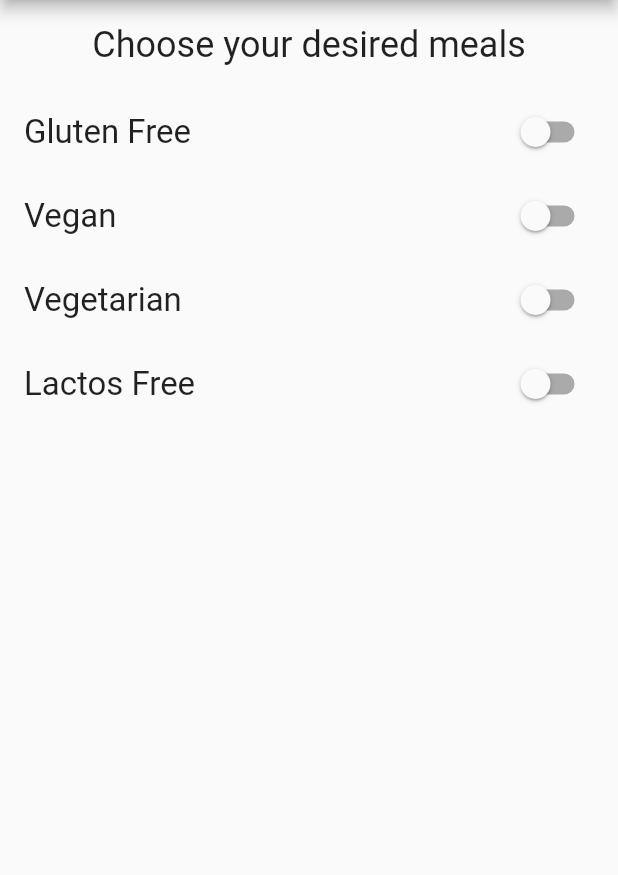
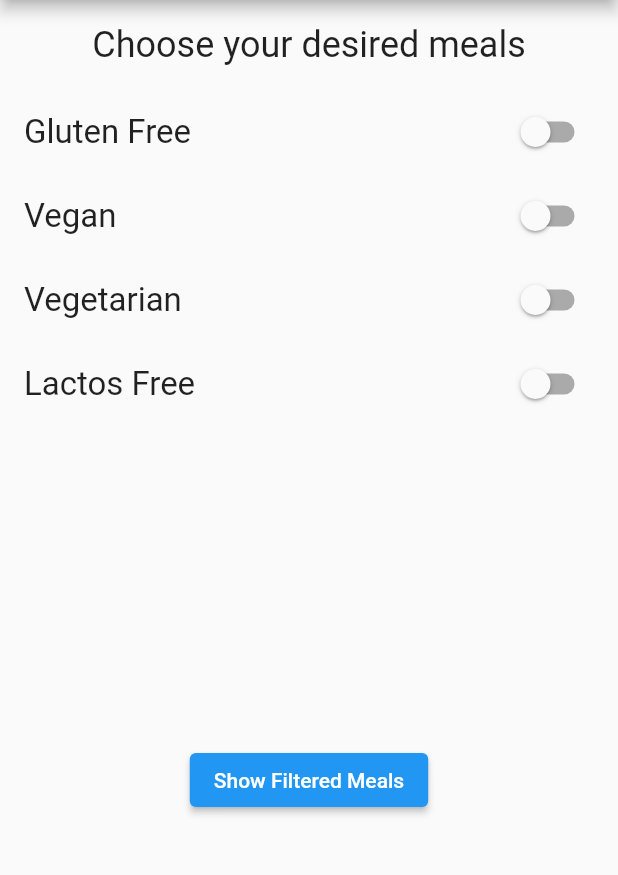
Before and after one commit to CPAD-Kishoreganj/recipies, a Flutter app: the FilterScreen screen opened by its route, after a tap on the "save" icon, on a phone screen of 412 x 824 dp, the part 84-959 px from its top. Run offline on Flutter 3.47's test engine with Material 2 defaults, Android fonts, the phone set to English and light mode, and no system bars.

Commit message:
filter done

```diff
--- a/lib/main.dart
+++ b/lib/main.dart
@@ -32,6 +32,18 @@ class _MyAppState extends State<MyApp> {
   void setFilters(Map<String, bool> filterData) {
     setState(() {
       filters = filterData;
+      availableMeals = dummyMeals.where((meal) {
+        if ((filters['gluten'] == true) && !meal.isGlutenFree) {
+          return false;
+        } else if ((filters['vegan'] == true) && !meal.isVegan) {
+          return false;
+        } else if ((filters['lactose'] == true) && !meal.isLactoseFree) {
+          return false;
+        } else if ((filters['vegetarian'] == true) && !meal.isVegetarian) {
+          return false;
+        }
+        return true;
+      }).toList();
     });
   }
 
@@ -46,8 +58,7 @@ class _MyAppState extends State<MyApp> {
       // home: CategoryScreen(),
       routes: {
         '/': (context) => TabScreen(),
-        FilterScreen.routeName: (context) =>
-            FilterScreen(setFilters: setFilters),
+        FilterScreen.routeName: (context) => FilterScreen(filters, setFilters),
         CategoryScreen.routeName: (context) => CategoryScreen(),
         CategoryDetailsScreen.routeName: (context) => CategoryDetailsScreen(
               availableMeals: availableMeals,
--- a/lib/screens/filter_screen.dart
+++ b/lib/screens/filter_screen.dart
@@ -1,12 +1,15 @@
 // ignore_for_file: prefer_const_constructors
 
 import 'package:flutter/material.dart';
+import 'package:recipies/screens/category_screen.dart';
 import 'package:recipies/widgets/my_drawer.dart';
 
 class FilterScreen extends StatefulWidget {
   static const routeName = 'filter-screen';
   Function setFilters;
-  FilterScreen({Key? key, required this.setFilters}) : super(key: key);
+
+  Map<String, bool> currentFilters;
+  FilterScreen(this.currentFilters, this.setFilters);
 
   @override
   State<FilterScreen> createState() => _FilterScreenState();
@@ -17,6 +20,15 @@ class _FilterScreenState extends State<FilterScreen> {
   bool _isVegan = false;
   bool _isVegetarian = false;
   bool _isLactoseFree = false;
+
+  @override
+  void initState() {
+    _isGlutenFree = widget.currentFilters['gluten']!;
+    _isVegan = widget.currentFilters['vegan']!;
+    _isVegetarian = widget.currentFilters['vegetarian']!;
+    _isLactoseFree = widget.currentFilters['lactose']!;
+    super.initState();
+  }
 
   Widget buildSwitchListTile(
     String title,
@@ -41,7 +53,13 @@ class _FilterScreenState extends State<FilterScreen> {
         actions: [
           IconButton(
             onPressed: () {
-              widget.setFilters;
+              var filtedMeals = {
+                'gluten': _isGlutenFree,
+                'vegan': _isVegan,
+                'lactose': _isLactoseFree,
+                'vegetarian': _isVegetarian,
+              };
+              widget.setFilters(filtedMeals);
             },
             icon: Icon(Icons.save),
           ),
@@ -100,6 +118,13 @@ class _FilterScreenState extends State<FilterScreen> {
               ],
             ),
           ),
+          ElevatedButton(
+            onPressed: () {
+              Navigator.of(context).pushNamed('/');
+            },
+            child: Text("Show Filtered Meals"),
+          ),
+          SizedBox(height: 224),
         ],
       ),
     );
```
